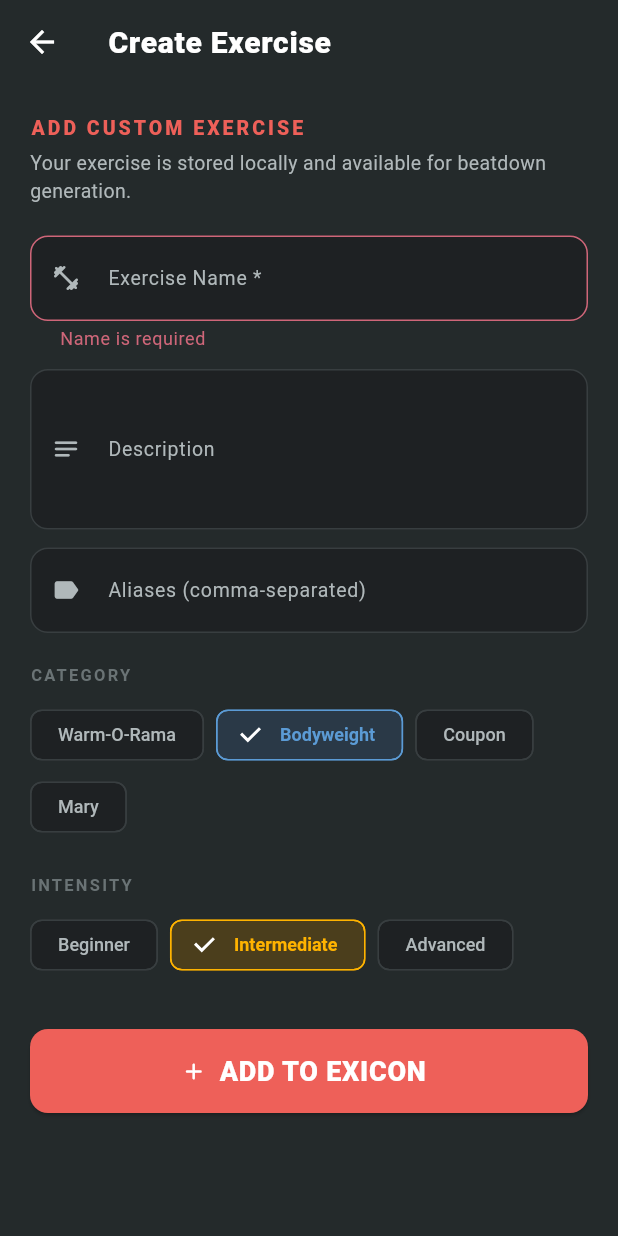
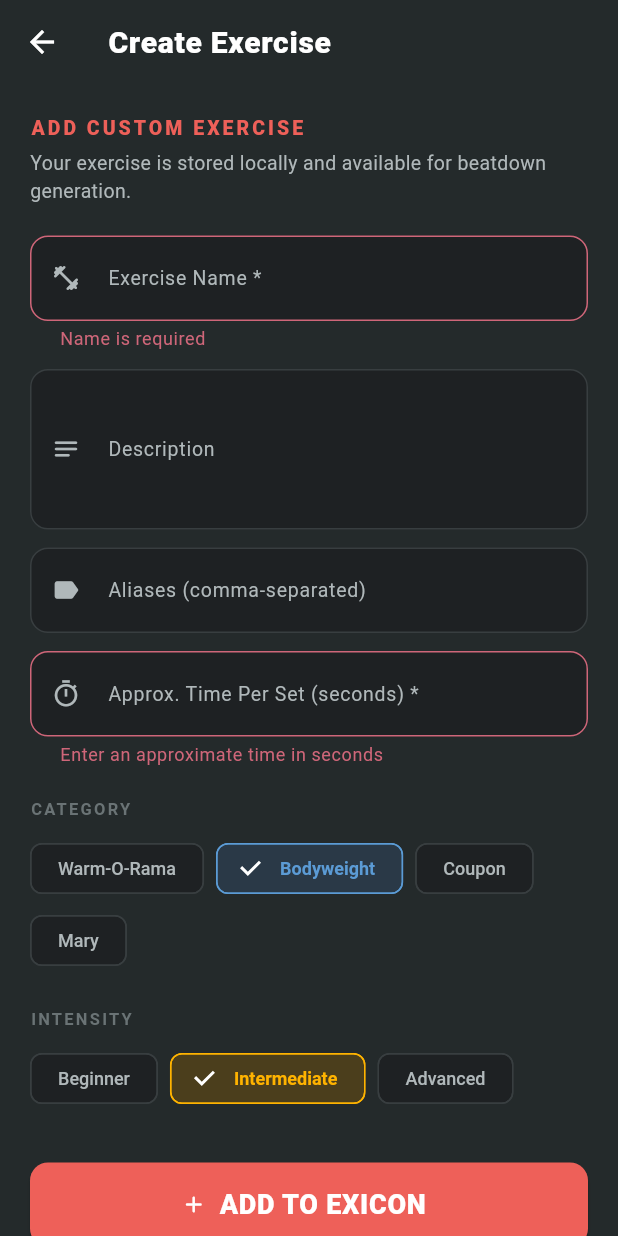
Before and after one commit to marquezluis/f3-digital-weinke, a Flutter app: the CustomExerciseScreen screen opened directly, after a tap on "ADD TO EXICON", on a phone screen of 412 x 824 dp. Run offline on Flutter 3.47's test engine with Material 3 defaults, Android fonts, the phone set to English and light mode, and no system bars; our stand-ins replace confetti, flutter_local_notifications, flutter_map, flutter_secure_storage, flutter_tts, geolocator and 9 more; missing offline and left inert: flutter_appauth; accounts and stored records are empty.

Commit message:
feat: v2.4.2 follow-up — pinned summary, mixed-block coupons, paginated changelog
Pins the Weinke builder's beatdown summary card so it stays visible while
scrolling, adds a "Mixed — Same Block" coupon mode that interleaves
bodyweight/coupon exercises instead of splitting them into two blocks,
requires an approx time-per-set when writing a custom exercise, and
paginates both in-app release-notes surfaces (Settings changelog and the
version-footer release log) to 3 most recent + "show more" instead of
dumping the full history at once. Rounds out CHANGELOG.md/AppVersion's
2.4.2 entry to match.

Co-Authored-By: Claude Sonnet 5 <noreply@anthropic.com>

```diff
--- a/lib/models/exercise.dart
+++ b/lib/models/exercise.dart
@@ -85,6 +85,12 @@ class Exercise {
   final ExerciseCategory category;
   final Equipment equipment;
   final Intensity intensity;
+  // Only ever set on custom (Q-written) exercises — the bundled Exicon
+  // doesn't need it since block duration is already split evenly across
+  // whatever exercises land in it. Required when writing a custom one so
+  // an unusual movement (a long hold, a distance run) doesn't silently get
+  // the same generic split as a 10-rep bodyweight move.
+  final int? secondsPerSet;
 
   const Exercise({
     required this.id,
@@ -94,6 +100,7 @@ class Exercise {
     required this.category,
     required this.equipment,
     required this.intensity,
+    this.secondsPerSet,
   });
 
   factory Exercise.fromJson(Map<String, dynamic> json) {
@@ -111,6 +118,7 @@ class Exercise {
           json['equipment'] as String? ?? 'none'),
       intensity: Intensity.fromString(
           json['intensity'] as String? ?? 'intermediate'),
+      secondsPerSet: (json['secondsPerSet'] as num?)?.toInt(),
     );
   }
 
@@ -122,6 +130,7 @@ class Exercise {
         'category': category.name,
         'equipment': equipment.name,
         'intensity': intensity.name,
+        if (secondsPerSet != null) 'secondsPerSet': secondsPerSet,
       };
 
   /// Returns a copy with a different category — used for "swap" logic.
@@ -133,6 +142,7 @@ class Exercise {
         category: newCategory,
         equipment: equipment,
         intensity: intensity,
+        secondsPerSet: secondsPerSet,
       );
 
   @override
--- a/lib/models/workout_settings.dart
+++ b/lib/models/workout_settings.dart
@@ -5,15 +5,17 @@ import 'exercise.dart';
 
 /// Controls how coupons appear in the generated Weinke.
 enum CouponMode {
-  noCoupons,  // bodyweight only
-  coupons,    // coupon block only (replaces bodyweight block)
-  mixed;      // both: split The Thang between bodyweight + coupon
+  noCoupons,         // bodyweight only
+  coupons,           // coupon block only (replaces bodyweight block)
+  mixed,             // both, as two separate labeled blocks (Bodyweight / Coupons)
+  mixedInterleaved;  // both, shuffled together into one block
 
   String get displayName {
     switch (this) {
-      case CouponMode.noCoupons: return 'No Coupons';
-      case CouponMode.coupons:   return 'Coupons Only';
-      case CouponMode.mixed:     return 'Mixed (50/50)';
+      case CouponMode.noCoupons:        return 'No Coupons';
+      case CouponMode.coupons:          return 'Coupons Only';
+      case CouponMode.mixed:            return 'Mixed — Separate Blocks';
+      case CouponMode.mixedInterleaved: return 'Mixed — Same Block';
     }
   }
 }
@@ -105,9 +107,13 @@ class WorkoutSettings {
 
   /// True if exercises requiring a coupon should be included.
   bool get includeCoupons =>
-      couponMode == CouponMode.coupons || couponMode == CouponMode.mixed;
+      couponMode == CouponMode.coupons ||
+      couponMode == CouponMode.mixed ||
+      couponMode == CouponMode.mixedInterleaved;
 
   /// True if bodyweight (non-coupon) thang exercises should be included.
   bool get includeBodyweight =>
-      couponMode == CouponMode.noCoupons || couponMode == CouponMode.mixed;
+      couponMode == CouponMode.noCoupons ||
+      couponMode == CouponMode.mixed ||
+      couponMode == CouponMode.mixedInterleaved;
 }
--- a/lib/screens/custom_exercise_screen.dart
+++ b/lib/screens/custom_exercise_screen.dart
@@ -21,6 +21,7 @@ class _CustomExerciseScreenState extends State<CustomExerciseScreen> {
   final _nameCtrl = TextEditingController();
   final _descCtrl = TextEditingController();
   final _aliasesCtrl = TextEditingController();
+  final _secondsPerSetCtrl = TextEditingController();
   ExerciseCategory _category = ExerciseCategory.bodyweight;
   Equipment _equipment = Equipment.none;
   Intensity _intensity = Intensity.intermediate;
@@ -31,6 +32,7 @@ class _CustomExerciseScreenState extends State<CustomExerciseScreen> {
     _nameCtrl.dispose();
     _descCtrl.dispose();
     _aliasesCtrl.dispose();
+    _secondsPerSetCtrl.dispose();
     super.dispose();
   }
 
@@ -54,6 +56,7 @@ class _CustomExerciseScreenState extends State<CustomExerciseScreen> {
       category: _category,
       equipment: _equipment,
       intensity: _intensity,
+      secondsPerSet: int.parse(_secondsPerSetCtrl.text.trim()),
     );
 
     await context.read<ExerciseService>().addCustomExercise(exercise);
@@ -118,6 +121,21 @@ class _CustomExerciseScreenState extends State<CustomExerciseScreen> {
               label: 'Aliases (comma-separated)',
               hint: 'e.g. Merkin, Push-up',
               icon: Icons.label_rounded,
+            ),
+            const SizedBox(height: 12),
+            _field(
+              controller: _secondsPerSetCtrl,
+              label: 'Approx. Time Per Set (seconds) *',
+              hint: 'e.g. 30',
+              icon: Icons.timer_outlined,
+              keyboardType: TextInputType.number,
+              validator: (v) {
+                final n = int.tryParse((v ?? '').trim());
+                if (n == null || n <= 0) {
+                  return 'Enter an approximate time in seconds';
+                }
+                return null;
+              },
             ),
             const SizedBox(height: 20),
             _sectionLabel('CATEGORY'),
@@ -239,11 +257,13 @@ class _CustomExerciseScreenState extends State<CustomExerciseScreen> {
     required String hint,
     required IconData icon,
     int maxLines = 1,
+    TextInputType? keyboardType,
     String? Function(String?)? validator,
   }) {
     return TextFormField(
       controller: controller,
       maxLines: maxLines,
+      keyboardType: keyboardType,
       style: TextStyle(color: context.f3textPrimary),
       decoration: InputDecoration(
         labelText: label,
@@ -280,7 +300,9 @@ class _CustomExerciseTile extends StatelessWidget {
                       color: context.f3textPrimary,
                       fontWeight: FontWeight.w700,
                       fontSize: 15)),
-              Text('${ex.category.displayName} · ${ex.intensity.displayName}',
+              Text(
+                  '${ex.category.displayName} · ${ex.intensity.displayName}'
+                  '${ex.secondsPerSet != null ? ' · ~${ex.secondsPerSet}s/set' : ''}',
                   style: TextStyle(
                       color: context.f3textSecondary, fontSize: 12)),
             ]),
--- a/pubspec.yaml
+++ b/pubspec.yaml
@@ -1,7 +1,7 @@
 name: f3_nation_app
 description: Digital Weinke — local-first F3 bootcamp planner, live phase timer, and Exicon library.
 publish_to: 'none'
-version: 2.4.2+14
+version: 2.4.3+15
 
 environment:
   sdk: '>=3.0.0 <4.0.0'
```
Also changed, not shown: lib/models/app_version.dart (+44 -5 lines), lib/screens/settings_screen.dart (+27 -4 lines), lib/screens/workout_screen.dart (+6 -5 lines), lib/services/workout_generator.dart (+13 -0 lines), lib/widgets/version_footer.dart (+71 -41 lines), 2 other files.
